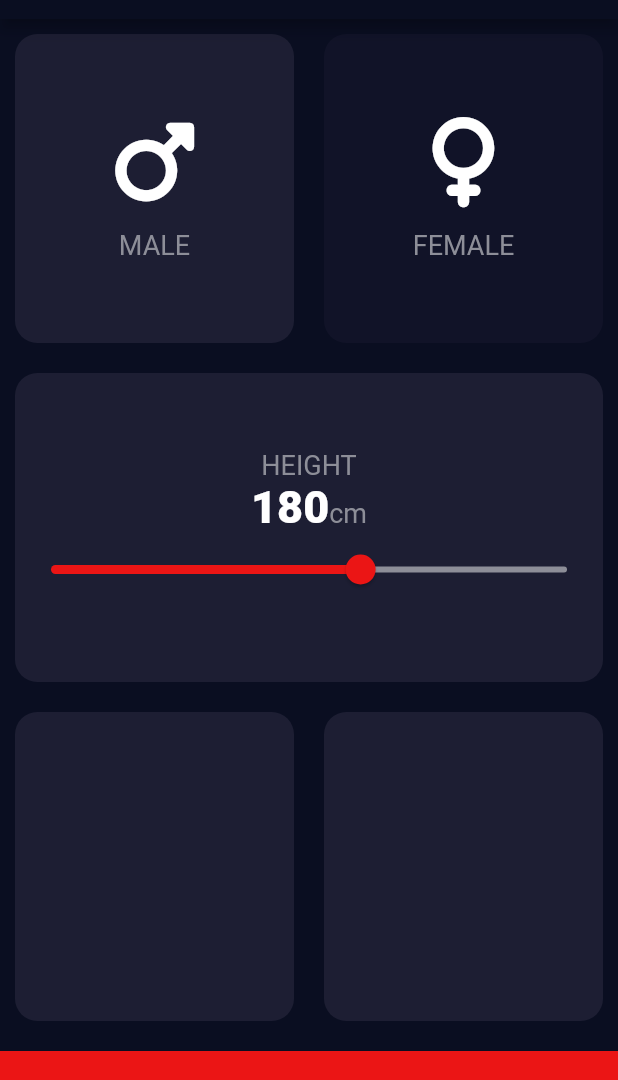
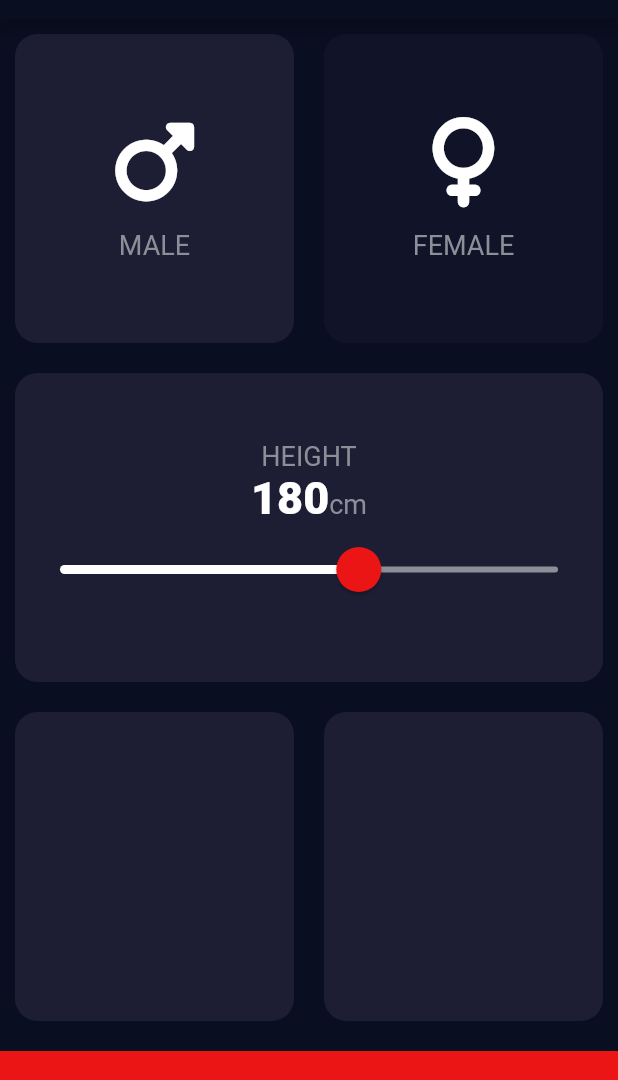
Before and after one commit to DANIEL-DEMELASH/BMI-Calculator, a Flutter app: the screen it shows after launch, after a tap on "MALE", on a phone screen of 412 x 824 dp, the part 65-1145 px from its top. Run offline on Flutter 3.47's test engine with Material 2 defaults, Android fonts, the phone set to English and light mode, and no system bars; our stand-ins replace font_awesome_flutter.

Commit message:
minimizing warnings

```diff
--- a/lib/InputPage.dart
+++ b/lib/InputPage.dart
@@ -4,7 +4,7 @@ import 'reusable_container.dart';
 import 'reusable_icon_content.dart';
 import 'constants.dart';
 
-enum gender { male, female, nul }
+enum Gender { male, female, nul }
 
 class InputPage extends StatefulWidget {
   const InputPage({Key? key}) : super(key: key);
@@ -16,7 +16,7 @@ class InputPage extends StatefulWidget {
 class _InputPageState extends State<InputPage> {
   Color maleColor = kInactiveContainerColor;
   Color femaleColor = kInactiveContainerColor;
-  gender selectedGender = gender.nul;
+  Gender selectedGender = Gender.nul;
   int height = 180;
 
   @override
@@ -35,10 +35,10 @@ class _InputPageState extends State<InputPage> {
                       child: ReusableContainer(
                     onPress: () {
                       setState(() {
-                        selectedGender = gender.male;
+                        selectedGender = Gender.male;
                       });
                     },
-                    colour: (selectedGender == gender.male)
+                    colour: (selectedGender == Gender.male)
                         ? kActiveContainerColor
                         : kInactiveContainerColor,
                     childWidget: IconContent(
@@ -50,10 +50,10 @@ class _InputPageState extends State<InputPage> {
                       child: ReusableContainer(
                     onPress: () {
                       setState(() {
-                        selectedGender = gender.female;
+                        selectedGender = Gender.female;
                       });
                     },
-                    colour: (selectedGender == gender.female)
+                    colour: (selectedGender == Gender.female)
                         ? kActiveContainerColor
                         : kInactiveContainerColor,
                     childWidget: IconContent(
@@ -71,7 +71,7 @@ class _InputPageState extends State<InputPage> {
               childWidget: Column(
                 mainAxisAlignment: MainAxisAlignment.center,
                 children: <Widget>[
-                  Text(
+                  const Text(
                     'HEIGHT',
                     style: kTextStyle,
                   ),
@@ -84,23 +84,32 @@ class _InputPageState extends State<InputPage> {
                         height.toString(),
                         style: kTextStyle2,
                       ),
-                      Text(
+                      const Text(
                         'cm',
                         style: kTextStyle,
                       ),
                     ],
                   ),
-                  Slider(
+                  SliderTheme(
+                    data: SliderTheme.of(context).copyWith(
+                        activeTrackColor: Colors.white,
+                        thumbColor: const Color(0xFFEB1515),
+                        overlayColor: const Color(0x29EB1515),
+                        thumbShape: const RoundSliderThumbShape(
+                            enabledThumbRadius: 15.0),
+                        overlayShape:
+                            const RoundSliderOverlayShape(overlayRadius: 30.0)),
+                    child: Slider(
                         value: height.toDouble(),
                         min: 120,
                         max: 220,
-                      activeColor: Color(0xFFEB1515),
-                      inactiveColor: Color(0xFF8D8E98),
+                        inactiveColor: const Color(0xFF8D8E98),
                         onChanged: (double newValue) {
                           setState(() {
                             height = newValue.round();
                           });
-                      })
+                        }),
+                  )
                 ],
               ),
             )),
```
Lines whose indentation alone changed are shown as unchanged.
